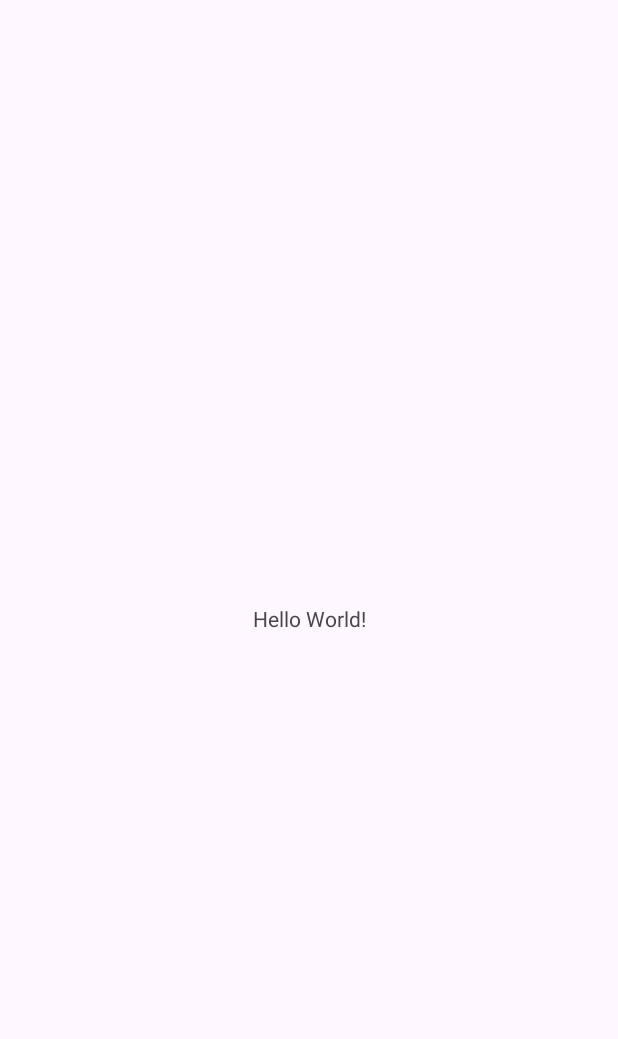
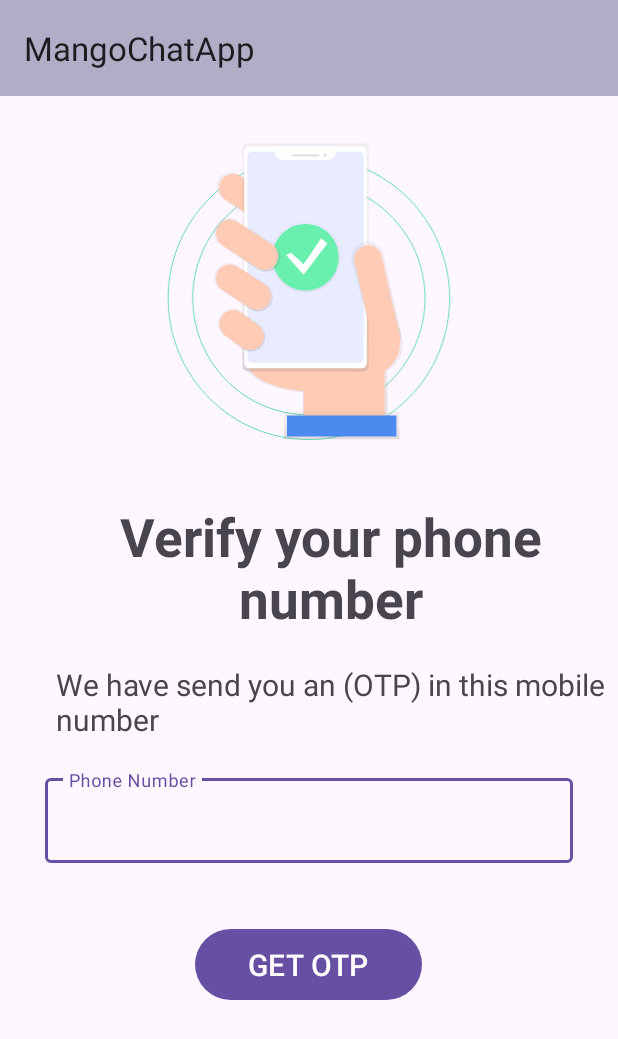
Before and after one commit to Nurullokhon2001/MangoChatApp, an Android app: the screen it shows after launch (MainActivity), on a phone screen of 412 x 824 dp. Before the commit the part shown is almost empty. Shown: the top 1039 px of the screen. Run offline under Robolectric (Android 15) with nearby library versions, the phone set to English and light mode, and no system bars; our stand-ins replace navigation-ui; libraries missing offline, so code that uses them is left out: me.ibrahimsn.lib; 3 statements that could not run were skipped.

Commit message:
created  AuthFragment and OtpFragment && added libraries

```diff
--- a/app/src/main/java/mango/fzco/chat/MainActivity.kt
+++ b/app/src/main/java/mango/fzco/chat/MainActivity.kt
@@ -1,11 +1,29 @@
 package mango.fzco.chat
 
+import android.os.Bundle
 import androidx.appcompat.app.AppCompatActivity
-import android.os.Bundle
+import androidx.navigation.findNavController
+import androidx.navigation.ui.AppBarConfiguration
+import androidx.navigation.ui.setupWithNavController
+import mango.fzco.chat.databinding.ActivityMainBinding
 
 class MainActivity : AppCompatActivity() {
+    private var _binding: ActivityMainBinding? = null
+    private val binding get() = _binding!!
+
     override fun onCreate(savedInstanceState: Bundle?) {
         super.onCreate(savedInstanceState)
-        setContentView(R.layout.activity_main)
+        _binding = ActivityMainBinding.inflate(layoutInflater)
+        setContentView(binding.root)
+        setSupportActionBar(binding.toolbar)
+
+        val navController = findNavController(R.id.fragment)
+        val appBatConfiguration = AppBarConfiguration(setOf(R.id.authFragment))
+        binding.toolbar.setupWithNavController(navController, appBatConfiguration)
+    }
+
+    override fun onDestroy() {
+        super.onDestroy()
+        _binding = null
     }
 }
--- /dev/null
+++ b/app/src/main/java/mango/fzco/chat/presentation/AuthFragment.kt
@@ -0,0 +1,52 @@
+package mango.fzco.chat.presentation
+
+import android.os.Bundle
+import android.view.LayoutInflater
+import android.view.View
+import android.view.ViewGroup
+import androidx.fragment.app.Fragment
+import androidx.navigation.fragment.findNavController
+import mango.fzco.chat.MainActivity
+import mango.fzco.chat.R
+import mango.fzco.chat.databinding.FragmentAuthBinding
+import me.ibrahimsn.lib.PhoneNumberKit
+
+class AuthFragment : Fragment() {
+
+    private var _binding: FragmentAuthBinding? = null
+
+    private val binding get() = _binding!!
+
+    override fun onCreateView(
+        inflater: LayoutInflater, container: ViewGroup?,
+        savedInstanceState: Bundle?
+    ): View {
+        _binding = FragmentAuthBinding.inflate(layoutInflater, container, false)
+
+        val phoneNumberKit = PhoneNumberKit.Builder(requireContext())
+            .setIconEnabled(true)
+            .build()
+
+        phoneNumberKit.attachToInput(binding.tiPhoneNumber, COUNTRY_ISO2_RU)
+
+        phoneNumberKit.setupCountryPicker(
+            activity = requireActivity() as MainActivity,
+            searchEnabled = true
+        )
+
+        binding.btnSend.setOnClickListener {
+            findNavController().navigate(R.id.action_authFragment_to_otpFragment)
+        }
+
+        return binding.root
+    }
+
+    override fun onDestroyView() {
+        super.onDestroyView()
+        _binding = null
+    }
+
+    companion object {
+        private const val COUNTRY_ISO2_RU = "ru"
+    }
+}
--- /dev/null
+++ b/app/src/main/res/drawable/ic_otp.xml
@@ -0,0 +1,202 @@
+<vector xmlns:android="http://schemas.android.com/apk/res/android"
+    xmlns:aapt="http://schemas.android.com/aapt"
+    android:width="112dp"
+    android:height="117dp"
+    android:viewportWidth="112"
+    android:viewportHeight="117">
+  <group>
+    <clip-path
+        android:pathData="M0.37,0.84h111.14v116.13h-111.14z"/>
+    <path
+        android:pathData="M55.95,106.79C81.04,106.79 101.38,86.45 101.38,61.35C101.38,36.26 81.04,15.92 55.95,15.92C30.85,15.92 10.51,36.26 10.51,61.35C10.51,86.45 30.85,106.79 55.95,106.79Z"
+        android:strokeWidth="0.305962"
+        android:fillColor="#00000000"
+        android:fillType="evenOdd"
+        android:strokeColor="#3AD29F"/>
+    <path
+        android:pathData="M55.95,116.43C86.36,116.43 111.02,91.77 111.02,61.35C111.02,30.94 86.36,6.28 55.95,6.28C25.53,6.28 0.87,30.94 0.87,61.35C0.87,91.77 25.53,116.43 55.95,116.43Z"
+        android:strokeWidth="0.305962"
+        android:fillColor="#00000000"
+        android:fillType="evenOdd"
+        android:strokeColor="#3AD29F"/>
+    <path
+        android:pathData="M92.8,78.9C92.81,72.49 87.93,67.13 81.54,66.53C75.16,65.93 69.37,70.28 68.17,76.58L29.99,75.55L30.41,82.11C30.41,82.11 24.97,94.67 53.58,98.02V110.72H86.66V89.6C90.46,87.38 92.8,83.31 92.8,78.9Z">
+      <aapt:attr name="android:fillColor">
+        <gradient
+            android:startX="61.4"
+            android:startY="110.72"
+            android:endX="61.4"
+            android:endY="66.47"
+            android:type="linear">
+          <item android:offset="0" android:color="#3F808080"/>
+          <item android:offset="0.54" android:color="#1E808080"/>
+          <item android:offset="1" android:color="#19808080"/>
+        </gradient>
+      </aapt:attr>
+    </path>
+    <path
+        android:pathData="M31.72,82.38C31.72,82.38 26.51,94.41 53.91,97.62V109.79H85.59V77.57L31.32,76.1L31.72,82.38Z"
+        android:fillColor="#FFCBB4"/>
+    <path
+        android:pathData="M47.56,32.18C45.84,34.89 42.25,35.71 39.52,34L22.51,22.8C19.8,21.08 18.99,17.49 20.69,14.76C22.41,12.05 25.99,11.24 28.71,12.94L45.72,24.15C48.44,25.87 49.26,29.45 47.56,32.18Z">
+      <aapt:attr name="android:fillColor">
+        <gradient
+            android:startX="34.12"
+            android:startY="34.9"
+            android:endX="34.12"
+            android:endY="12.05"
+            android:type="linear">
+          <item android:offset="0" android:color="#3F808080"/>
+          <item android:offset="0.54" android:color="#1E808080"/>
+          <item android:offset="1" android:color="#19808080"/>
+        </gradient>
+      </aapt:attr>
+    </path>
+    <path
+        android:pathData="M46.61,31.57C45.01,34.09 41.68,34.85 39.15,33.26L23.33,22.84C20.81,21.24 20.05,17.9 21.63,15.37C23.23,12.85 26.57,12.09 29.1,13.68L44.91,24.1C47.44,25.69 48.2,29.03 46.61,31.57Z"
+        android:fillColor="#FFCBB4"/>
+    <path
+        android:pathData="M79.58,91.21C86.15,91.21 91.48,85.88 91.48,79.31C91.48,72.74 86.15,67.41 79.58,67.41C73.01,67.41 67.68,72.74 67.68,79.31C67.68,85.88 73.01,91.21 79.58,91.21Z"
+        android:fillColor="#FFCBB4"/>
+    <path
+        android:pathData="M77.44,0.84H31.86C30.83,0.84 29.99,1.68 29.99,2.71V87.99C29.99,89.03 30.83,89.87 31.86,89.87H77.44C78.47,89.87 79.31,89.03 79.31,87.99V2.71C79.31,1.68 78.47,0.84 77.44,0.84Z">
+      <aapt:attr name="android:fillColor">
+        <gradient
+            android:startX="54.65"
+            android:startY="89.87"
+            android:endX="54.65"
+            android:endY="0.84"
+            android:type="linear">
+          <item android:offset="0" android:color="#3F808080"/>
+          <item android:offset="0.54" android:color="#1E808080"/>
+          <item android:offset="1" android:color="#19808080"/>
+        </gradient>
+      </aapt:attr>
+    </path>
+    <path
+        android:pathData="M76.56,2.04H32.74C31.59,2.04 30.65,2.98 30.65,4.13V86.58C30.65,87.73 31.59,88.67 32.74,88.67H76.56C77.71,88.67 78.64,87.73 78.64,86.58V4.13C78.64,2.98 77.71,2.04 76.56,2.04Z"
+        android:fillColor="#ffffff"/>
+    <path
+        android:pathData="M66.7,4.22C66.42,6.11 64.79,7.52 62.87,7.53H46.3C44.38,7.52 42.75,6.11 42.46,4.22H33.68C33.2,4.22 32.73,4.41 32.39,4.75C32.05,5.09 31.86,5.55 31.86,6.04V84.67C31.86,85.15 32.05,85.62 32.39,85.96C32.73,86.3 33.2,86.49 33.68,86.49H75.62C76.1,86.49 76.56,86.3 76.91,85.96C77.25,85.62 77.44,85.16 77.44,84.67V6.04C77.44,5.56 77.25,5.09 76.91,4.75C76.57,4.41 76.1,4.22 75.62,4.22H66.7Z"
+        android:fillColor="#E9ECFF"/>
+    <path
+        android:pathData="M59.76,5.25H49.67C49.51,5.25 49.37,5.39 49.37,5.56V5.61C49.37,5.78 49.51,5.92 49.67,5.92H59.76C59.93,5.92 60.06,5.78 60.06,5.61V5.56C60.06,5.39 59.93,5.25 59.76,5.25Z"
+        android:fillColor="#DBDBDB"/>
+    <path
+        android:pathData="M62.34,6.02C62.61,6.02 62.83,5.79 62.83,5.52C62.83,5.24 62.61,5.02 62.34,5.02C62.06,5.02 61.84,5.24 61.84,5.52C61.84,5.79 62.06,6.02 62.34,6.02Z"
+        android:fillColor="#DBDBDB"/>
+    <path
+        android:pathData="M87.27,81.41C83.82,82.21 81.45,79.96 80.65,76.5L72.71,47.04C71.93,43.58 74.08,40.13 77.54,39.32C81.01,38.53 84.46,40.68 85.27,44.14L91.74,74.36C92.54,77.82 90.72,80.61 87.27,81.41Z">
+      <aapt:attr name="android:fillColor">
+        <gradient
+            android:startX="82.24"
+            android:startY="81.57"
+            android:endX="82.24"
+            android:endY="39.15"
+            android:type="linear">
+          <item android:offset="0" android:color="#3F808080"/>
+          <item android:offset="0.54" android:color="#1E808080"/>
+          <item android:offset="1" android:color="#19808080"/>
+        </gradient>
+      </aapt:attr>
+    </path>
+    <path
+        android:pathData="M84.38,44.87C83.71,41.95 80.8,40.14 77.88,40.81C74.97,41.48 73.16,44.39 73.83,47.3L81.12,78.88C81.8,81.79 84.7,83.61 87.62,82.93C90.53,82.26 92.35,79.35 91.67,76.44L84.38,44.87Z"
+        android:fillColor="#FFCBB4"/>
+    <path
+        android:pathData="M91.43,105.81H46.14V116.36H91.43V105.81Z">
+      <aapt:attr name="android:fillColor">
+        <gradient
+            android:startX="68.79"
+            android:startY="116.36"
+            android:endX="68.79"
+            android:endY="105.81"
+            android:type="linear">
+          <item android:offset="0" android:color="#3F808080"/>
+          <item android:offset="0.54" android:color="#1E808080"/>
+          <item android:offset="1" android:color="#19808080"/>
+        </gradient>
+      </aapt:attr>
+    </path>
+    <path
+        android:pathData="M90.2,107.03H47.37V115.29H90.2V107.03Z"
+        android:fillColor="#4D8AF0"/>
+    <path
+        android:pathData="M40.95,63.78C39.25,66.46 35.71,67.27 33.02,65.59L21.61,58.2C18.93,56.51 18.12,52.96 19.81,50.27C21.51,47.59 25.05,46.78 27.74,48.47L39.15,55.85C41.83,57.55 42.64,61.09 40.95,63.78Z">
+      <aapt:attr name="android:fillColor">
+        <gradient
+            android:startX="30.38"
+            android:startY="66.47"
+            android:endX="30.38"
+            android:endY="47.59"
+            android:type="linear">
+          <item android:offset="0" android:color="#3F808080"/>
+          <item android:offset="0.54" android:color="#1E808080"/>
+          <item android:offset="1" android:color="#19808080"/>
+        </gradient>
+      </aapt:attr>
+    </path>
+    <path
+        android:pathData="M38.09,79.41C36.38,82.11 32.8,82.93 30.08,81.23L23.02,76.07C20.31,74.36 19.5,70.78 21.2,68.07C22.91,65.36 26.49,64.55 29.2,66.25L36.27,71.4C38.97,73.11 39.79,76.69 38.09,79.41Z">
+      <aapt:attr name="android:fillColor">
+        <gradient
+            android:startX="29.64"
+            android:startY="82.11"
+            android:endX="29.64"
+            android:endY="65.36"
+            android:type="linear">
+          <item android:offset="0" android:color="#3F808080"/>
+          <item android:offset="0.54" android:color="#1E808080"/>
+          <item android:offset="1" android:color="#19808080"/>
+        </gradient>
+      </aapt:attr>
+    </path>
+    <path
+        android:pathData="M54.65,59.12C62.25,59.12 68.41,52.95 68.41,45.36C68.41,37.76 62.25,31.6 54.65,31.6C47.05,31.6 40.89,37.76 40.89,45.36C40.89,52.95 47.05,59.12 54.65,59.12Z"
+        android:strokeAlpha="0.5"
+        android:fillAlpha="0.5">
+      <aapt:attr name="android:fillColor">
+        <gradient
+            android:startX="54.65"
+            android:startY="59.12"
+            android:endX="54.65"
+            android:endY="31.6"
+            android:type="linear">
+          <item android:offset="0" android:color="#3F808080"/>
+          <item android:offset="0.54" android:color="#1E808080"/>
+          <item android:offset="1" android:color="#19808080"/>
+        </gradient>
+      </aapt:attr>
+    </path>
+    <path
+        android:pathData="M54.65,58.31C61.8,58.31 67.6,52.51 67.6,45.36C67.6,38.2 61.8,32.41 54.65,32.41C47.5,32.41 41.7,38.2 41.7,45.36C41.7,52.51 47.5,58.31 54.65,58.31Z"
+        android:fillColor="#69F0AE"/>
+    <path
+        android:pathData="M49.03,43.63L53.88,48.08L60.76,37.96L63.19,39.99L53.88,52.13L47,44.44L49.03,43.63Z"
+        android:fillColor="#ffffff"/>
+    <path
+        android:pathData="M37.52,79.02C35.92,81.54 32.58,82.3 30.05,80.72L23.46,75.92C20.94,74.32 20.18,70.99 21.77,68.46C23.36,65.93 26.7,65.18 29.23,66.76L35.82,71.57C38.34,73.16 39.1,76.49 37.52,79.02Z"
+        android:fillColor="#FFCBB4"/>
+    <path
+        android:pathData="M40.33,63.38C38.73,65.9 35.39,66.66 32.86,65.07L22.13,58.13C19.6,56.53 18.85,53.19 20.43,50.66C22.03,48.14 25.36,47.38 27.9,48.97L38.63,55.91C41.15,57.51 41.91,60.85 40.33,63.38Z"
+        android:fillColor="#FFCBB4"/>
+    <path
+        android:pathData="M43.9,48.23C42.2,50.93 38.63,51.73 35.93,50.04L21.47,40.63C18.78,38.92 17.97,35.36 19.66,32.66C21.37,29.97 24.93,29.16 27.63,30.85L42.09,40.26C44.78,41.97 45.59,45.53 43.9,48.23Z">
+      <aapt:attr name="android:fillColor">
+        <gradient
+            android:startX="31.78"
+            android:startY="50.93"
+            android:endX="31.78"
+            android:endY="29.97"
+            android:type="linear">
+          <item android:offset="0" android:color="#3F808080"/>
+          <item android:offset="0.54" android:color="#1E808080"/>
+          <item android:offset="1" android:color="#19808080"/>
+        </gradient>
+      </aapt:attr>
+    </path>
+    <path
+        android:pathData="M43.13,47.74C41.54,50.26 38.2,51.02 35.67,49.44L22.13,40.62C19.61,39.02 18.85,35.69 20.43,33.16C22.03,30.63 25.37,29.88 27.9,31.46L41.44,40.28C43.96,41.88 44.72,45.21 43.13,47.74Z"
+        android:fillColor="#FFCBB4"/>
+  </group>
+</vector>
--- a/app/src/main/res/layout/activity_main.xml
+++ b/app/src/main/res/layout/activity_main.xml
@@ -6,13 +6,25 @@
     android:layout_height="match_parent"
     tools:context=".MainActivity">
 
-    <TextView
-        android:layout_width="wrap_content"
+    <androidx.appcompat.widget.Toolbar
+        android:id="@+id/toolbar"
+        android:layout_width="match_parent"
         android:layout_height="wrap_content"
-        android:text="Hello World!"
-        app:layout_constraintBottom_toBottomOf="parent"
+        android:background="#B1ADC6"
         app:layout_constraintEnd_toEndOf="parent"
         app:layout_constraintStart_toStartOf="parent"
         app:layout_constraintTop_toTopOf="parent" />
 
+    <fragment
+        android:id="@+id/fragment"
+        android:name="androidx.navigation.fragment.NavHostFragment"
+        android:layout_width="0dp"
+        android:layout_height="0dp"
+        app:defaultNavHost="true"
+        app:layout_constraintBottom_toBottomOf="parent"
+        app:layout_constraintEnd_toEndOf="parent"
+        app:layout_constraintStart_toStartOf="parent"
+        app:layout_constraintTop_toBottomOf="@+id/toolbar"
+        app:navGraph="@navigation/main_navigation" />
+
 </androidx.constraintlayout.widget.ConstraintLayout>
--- /dev/null
+++ b/app/src/main/res/layout/fragment_auth.xml
@@ -0,0 +1,70 @@
+<?xml version="1.0" encoding="utf-8"?>
+<ScrollView xmlns:android="http://schemas.android.com/apk/res/android"
+    xmlns:tools="http://schemas.android.com/tools"
+    android:layout_width="match_parent"
+    android:layout_height="match_parent"
+    android:layout_gravity="center"
+    tools:context=".MainActivity">
+
+    <LinearLayout
+        android:layout_width="match_parent"
+        android:layout_height="wrap_content"
+        android:gravity="center_horizontal"
+        android:orientation="vertical">
+
+        <ImageView
+            android:layout_width="200dp"
+            android:layout_height="200dp"
+            android:layout_marginTop="30dp"
+            android:src="@drawable/ic_otp" />
+
+        <TextView
+            android:id="@+id/tv_label_verify"
+            android:layout_width="wrap_content"
+            android:layout_height="wrap_content"
+            android:layout_marginStart="30dp"
+            android:layout_marginTop="40dp"
+            android:layout_marginEnd="15dp"
+            android:gravity="center"
+            android:text="@string/verify_your_phone_number"
+            android:textSize="35sp"
+            android:textStyle="bold" />
+
+        <TextView
+            android:id="@+id/tv_desc_verify"
+            android:layout_width="wrap_content"
+            android:layout_height="wrap_content"
+            android:layout_marginStart="30dp"
+            android:layout_marginTop="20dp"
+            android:layout_marginEnd="15dp"
+            android:text="@string/verify_desc"
+            android:textSize="20sp" />
+
+        <com.google.android.material.textfield.TextInputLayout
+            android:id="@+id/ti_phone_number"
+            android:layout_width="match_parent"
+            android:layout_height="wrap_content"
+            android:layout_marginHorizontal="30dp"
+            android:layout_marginTop="20dp"
+            android:hint="@string/phone_number">
+
+            <com.google.android.material.textfield.TextInputEditText
+                android:id="@+id/et_ti_phone_number"
+                android:layout_width="match_parent"
+                android:layout_height="wrap_content" />
+
+        </com.google.android.material.textfield.TextInputLayout>
+
+        <com.google.android.material.button.MaterialButton
+            android:id="@+id/btn_send"
+            android:layout_width="wrap_content"
+            android:layout_height="wrap_content"
+            android:layout_marginTop="40dp"
+            android:paddingHorizontal="35dp"
+            android:paddingVertical="10dp"
+            android:text="@string/get_otp"
+            android:textSize="20sp" />
+
+    </LinearLayout>
+
+</ScrollView>
--- /dev/null
+++ b/app/src/main/res/navigation/main_navigation.xml
@@ -0,0 +1,23 @@
+<?xml version="1.0" encoding="utf-8"?>
+<navigation xmlns:android="http://schemas.android.com/apk/res/android"
+    xmlns:app="http://schemas.android.com/apk/res-auto"
+    android:id="@+id/main_navigation.xml"
+    app:startDestination="@id/authFragment">
+
+    <fragment
+        android:id="@+id/authFragment"
+        android:name="mango.fzco.chat.presentation.AuthFragment"
+        android:label="AuthFragment" >
+
+        <action
+            android:id="@+id/action_authFragment_to_otpFragment"
+            app:destination="@id/otpFragment" />
+
+    </fragment>
+
+    <fragment
+        android:id="@+id/otpFragment"
+        android:name="mango.fzco.chat.presentation.OtpFragment"
+        android:label="OtpFragment" />
+
+</navigation>
--- a/app/src/main/res/values/strings.xml
+++ b/app/src/main/res/values/strings.xml
@@ -1,3 +1,11 @@
 <resources>
     <string name="app_name">MangoChatApp</string>
+    <string name="hello_blank_fragment">Hello blank fragment</string>
+    <string name="phone_number">Phone Number</string>
+    <string name="verify_your_phone_number">Verify your phone number</string>
+    <string name="verify_desc">We have send you an (OTP) in this mobile number</string>
+    <string name="get_otp">GET OTP</string>
+    <string name="verify">Verify</string>
+    <string name="otp_verification_label">OTP Verification</string>
+    <string name="otp_verification_desc">Enter the otp sent to your number</string>
 </resources>
--- a/settings.gradle
+++ b/settings.gradle
@@ -2,6 +2,7 @@ pluginManagement {
     repositories {
         google()
         mavenCentral()
+        maven { url 'https://jitpack.io' }
         gradlePluginPortal()
     }
 }
@@ -10,6 +11,7 @@ dependencyResolutionManagement {
     repositories {
         google()
         mavenCentral()
+        maven { url 'https://jitpack.io' }
     }
 }
 rootProject.name = "MangoChatApp"
```
Also changed, not shown: app/build.gradle (+35 -0 lines), app/src/main/java/mango/fzco/chat/presentation/OtpFragment.kt (added, +28 -0 lines), app/src/main/res/layout/fragment_otp.xml (added, +78 -0 lines), build.gradle (+17 -0 lines).
